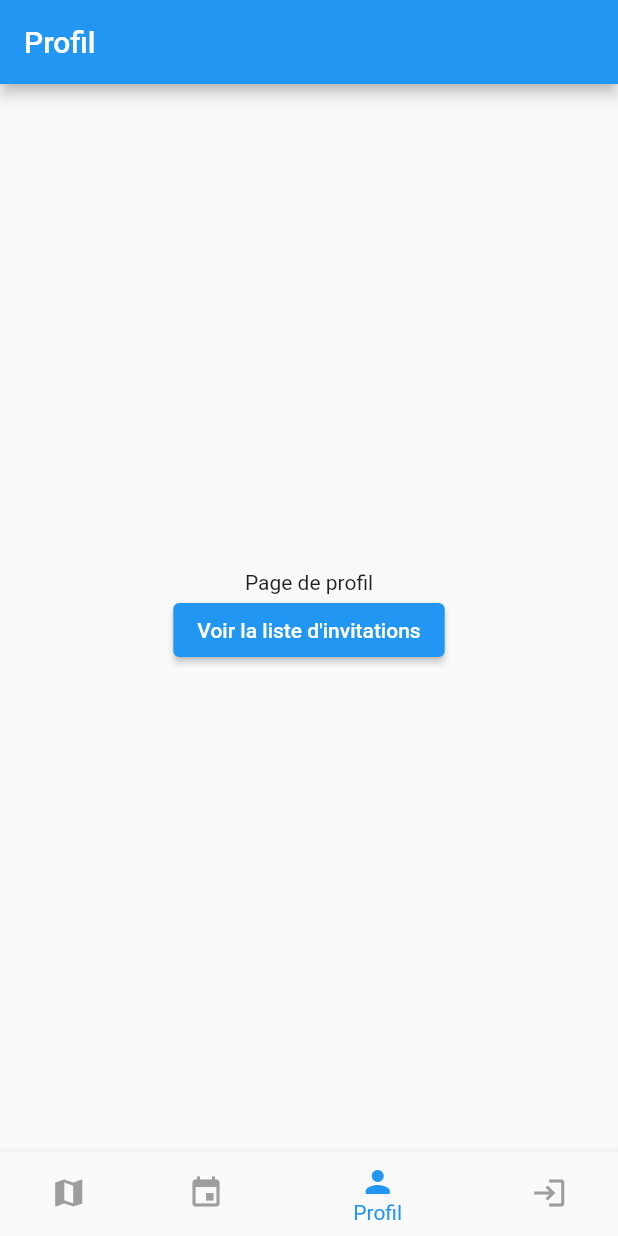
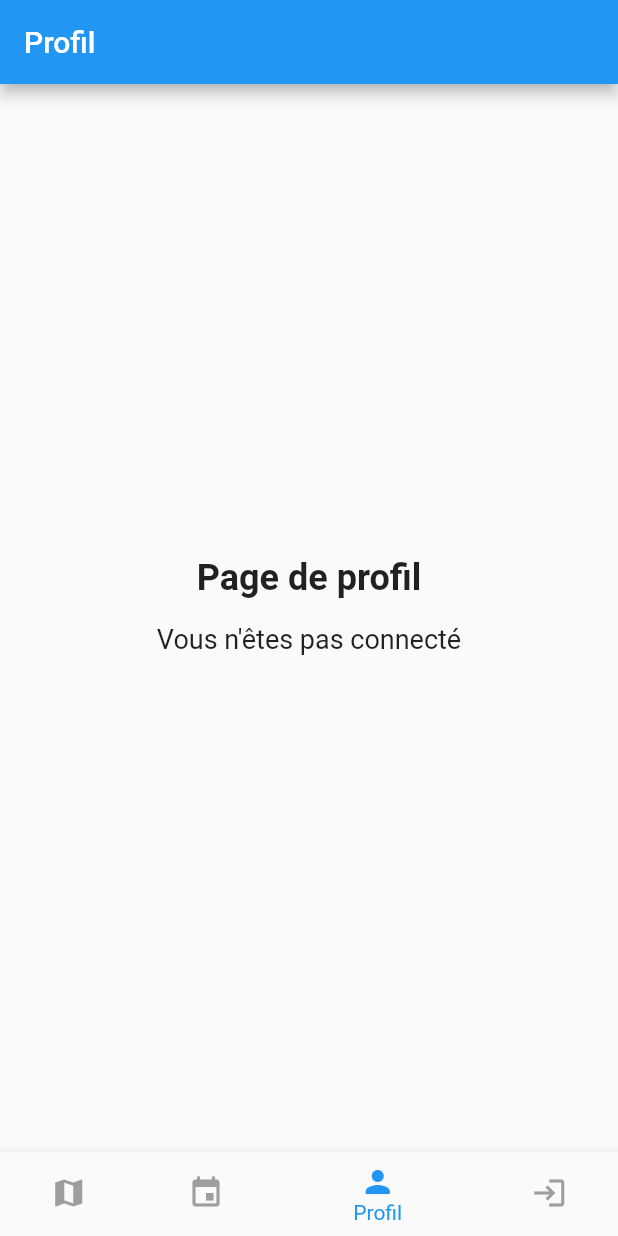
Before and after one commit to MaegIins/reunionou, a Flutter app: the screen it shows after launch, item 3 of the bottom bar chosen, on a phone screen of 412 x 824 dp. Run offline on Flutter 3.47's test engine with Material 2 defaults, Android fonts, the phone set to English and light mode, and no system bars; our stand-ins replace flutter_map, latlong2; missing offline and left inert: dart:html; network calls fail.

Commit message:
CHEH DEMERDE TOI AVEC LE MERGE

```diff
--- a/lib/screens/invite_details.dart
+++ b/lib/screens/invite_details.dart
@@ -1,7 +1,7 @@
 import 'package:flutter/material.dart';
 import '../models/Invite.dart';
 import '../Singleton/Auth.dart';
-import 'package:partouille/providers/invites_provider.dart';
+import '../providers/invites_provider.dart';
 import '../models/inviteConfirm.dart';
 import 'invitation_list.dart';
 
--- a/lib/screens/profile_page.dart
+++ b/lib/screens/profile_page.dart
@@ -1,21 +1,45 @@
 import 'package:flutter/material.dart';
+import 'package:provider/provider.dart';
+
+import '../Singleton/Auth.dart';
 import 'invitation_list.dart';
-
 
 class ProfilePage extends StatelessWidget {
   const ProfilePage({Key? key}) : super(key: key);
 
   @override
   Widget build(BuildContext context) {
+    final bool isConnected = Auth().token != "";
+
     return Scaffold(
       appBar: AppBar(
         title: Text('Profil'),
       ),
       body: Center(
+        child: Container(
+          padding: EdgeInsets.all(10),
           child: Column(
             mainAxisAlignment: MainAxisAlignment.center,
             children: [
-            Text('Page de profil'),
+              Text(
+                'Page de profil',
+                style: TextStyle(
+                  fontSize: 24,
+                  fontWeight: FontWeight.bold,
+                ),
+              ),
+              SizedBox(height: 16),
+              isConnected
+                  ? Text(
+                      'Email : ${Auth().email}',
+                      style: TextStyle(fontSize: 18),
+                    )
+                  : Text(
+                      'Vous n\'êtes pas connecté',
+                      style: TextStyle(fontSize: 18),
+                    ),
+              SizedBox(height: 16),
+              if (isConnected)
                 ElevatedButton(
                   onPressed: () {
                     Navigator.push(
@@ -25,9 +49,19 @@ class ProfilePage extends StatelessWidget {
                       ),
                     );
                   },
-              child: Text('Voir la liste d\'invitations'),
+                  child: Text(
+                    'Voir la liste d\'invitations',
+                    style: TextStyle(fontSize: 18),
+                  ),
+                  style: ElevatedButton.styleFrom(
+                    padding: EdgeInsets.symmetric(vertical: 16, horizontal: 32),
+                    shape: RoundedRectangleBorder(
+                      borderRadius: BorderRadius.circular(16),
+                    ),
+                  ),
                 ),
             ],
+          ),
         ),
       ),
     );
```
Lines whose indentation alone changed are shown as unchanged.
